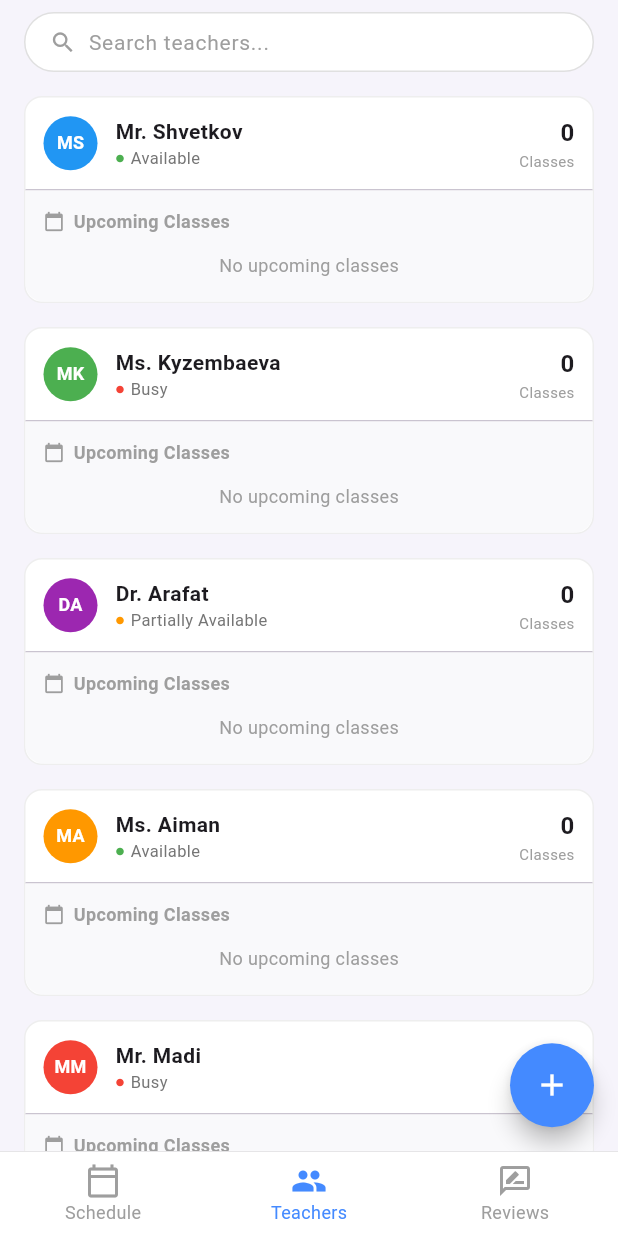
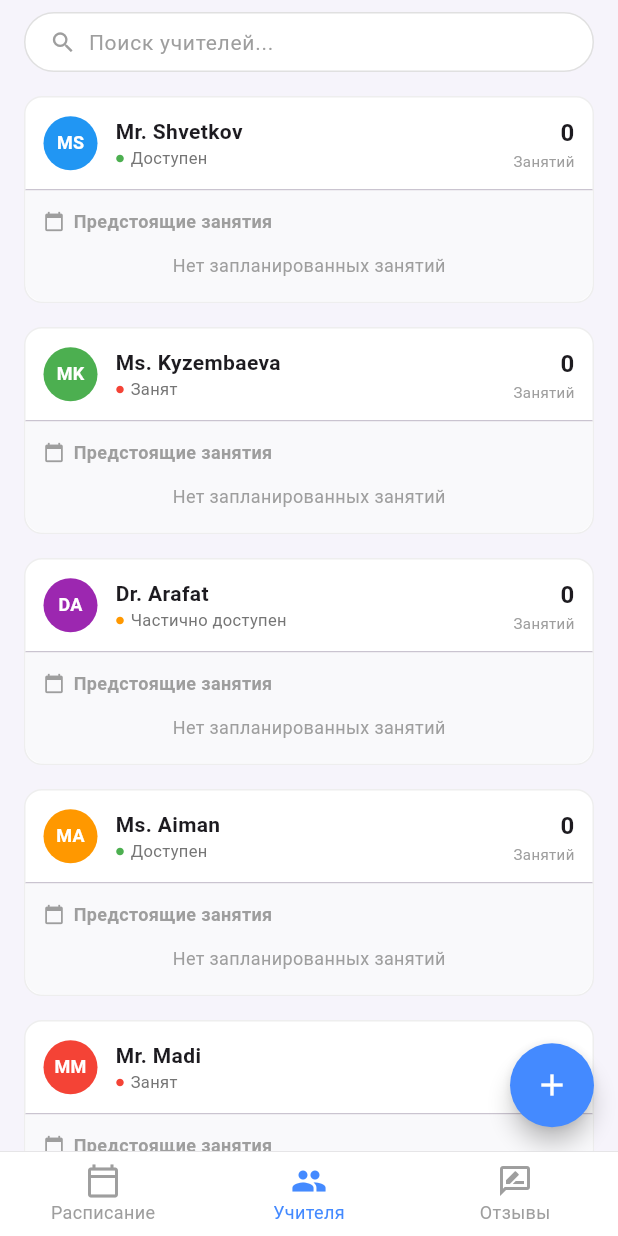
Before and after one commit to dkim50620-maker/kalendari, a Flutter app: the screen it shows after launch, item 2 of the bottom bar chosen, on a phone screen of 412 x 824 dp. Run offline on Flutter 3.47's test engine with Material 3 defaults, Android fonts, the phone set to English and light mode, and no system bars.

Commit message:
Initial Flutter project

```diff
--- a/lib/screens/main_screen.dart
+++ b/lib/screens/main_screen.dart
@@ -36,7 +36,6 @@ class _MainScreenState extends State<MainScreen> {
 
   @override
   Widget build(BuildContext context) {
-    // Список страниц для навигации
     final List<Widget> _pages = [
       ScheduleScreen(schedule: _schedule, onAddClass: _addClass),
       TeachersScreen(
@@ -66,17 +65,17 @@ class _MainScreenState extends State<MainScreen> {
             BottomNavigationBarItem(
               icon: Icon(Icons.calendar_today_outlined),
               activeIcon: Icon(Icons.calendar_today),
-              label: 'Schedule',
+              label: 'Расписание',
             ),
             BottomNavigationBarItem(
               icon: Icon(Icons.people_outline),
               activeIcon: Icon(Icons.people),
-              label: 'Teachers',
+              label: 'Учителя',
             ),
             BottomNavigationBarItem(
               icon: Icon(Icons.rate_review_outlined),
               activeIcon: Icon(Icons.rate_review),
-              label: 'Reviews',
+              label: 'Отзывы',
             ),
           ],
           selectedItemColor: Colors.blueAccent,
--- a/lib/screens/teachers_screen.dart
+++ b/lib/screens/teachers_screen.dart
@@ -19,7 +19,6 @@ class TeachersScreen extends StatefulWidget {
 class _TeachersScreenState extends State<TeachersScreen> {
   @override
   Widget build(BuildContext context) {
-    // Grouping classes by teacher
     final Map<String, List<ClassData>> teachersMap = {};
     for (var data in widget.allClassData) {
       teachersMap.putIfAbsent(data.teacher, () => []).add(data);
@@ -53,7 +52,7 @@ class _TeachersScreenState extends State<TeachersScreen> {
               Expanded(
                 child: TextField(
                   decoration: InputDecoration(
-                    hintText: 'Search teachers...',
+                    hintText: 'Поиск учителей...',
                     hintStyle: TextStyle(color: Colors.grey, fontSize: 14),
                     border: InputBorder.none,
                     isCollapsed: true,
@@ -94,11 +93,11 @@ class _TeachersScreenState extends State<TeachersScreen> {
   }
 
   String _getStatus(String name) {
-    if (name.contains('Shvetkov')) return 'Available';
-    if (name.contains('Kyzembaeva')) return 'Busy';
-    if (name.contains('Arafat')) return 'Partially Available';
-    if (name.contains('Aiman')) return 'Available';
-    return 'Busy';
+    if (name.contains('Shvetkov')) return 'Доступен';
+    if (name.contains('Kyzembaeva')) return 'Занят';
+    if (name.contains('Arafat')) return 'Частично доступен';
+    if (name.contains('Aiman')) return 'Доступен';
+    return 'Занят';
   }
 
   Color _getTeacherColor(int index) {
@@ -173,7 +172,7 @@ class _TeacherCard extends StatelessWidget {
                       '${classes.length}',
                       style: const TextStyle(fontWeight: FontWeight.bold, fontSize: 16),
                     ),
-                    const Text('Classes', style: TextStyle(fontSize: 10, color: Colors.grey)),
+                    const Text('Занятий', style: TextStyle(fontSize: 10, color: Colors.grey)),
                   ],
                 ),
               ],
@@ -198,7 +197,7 @@ class _TeacherCard extends StatelessWidget {
                     const Icon(Icons.calendar_today, size: 14, color: Colors.grey),
                     const SizedBox(width: 6),
                     const Text(
-                      'Upcoming Classes',
+                      'Предстоящие занятия',
                       style: TextStyle(fontSize: 12, fontWeight: FontWeight.bold, color: Colors.grey),
                     ),
                   ],
@@ -208,7 +207,7 @@ class _TeacherCard extends StatelessWidget {
                   const Padding(
                     padding: EdgeInsets.symmetric(vertical: 4.0),
                     child: Center(
-                      child: Text('No upcoming classes', style: TextStyle(fontSize: 12, color: Colors.grey)),
+                      child: Text('Нет запланированных занятий', style: TextStyle(fontSize: 12, color: Colors.grey)),
                     ),
                   )
                 else
@@ -218,7 +217,7 @@ class _TeacherCard extends StatelessWidget {
                       crossAxisAlignment: CrossAxisAlignment.start,
                       children: [
                         Text(c.student, style: const TextStyle(fontWeight: FontWeight.w600, fontSize: 13)),
-                        Text('${c.day} | ${c.start}-${c.end}', style: TextStyle(fontSize: 11, color: Colors.grey[600])),
+                        Text('${_translateDay(c.day)} | ${c.start}-${c.end}', style: TextStyle(fontSize: 11, color: Colors.grey[600])),
                       ],
                     ),
                   )),
@@ -230,36 +229,41 @@ class _TeacherCard extends StatelessWidget {
     );
   }
 
+  String _translateDay(String day) {
+    final map = {
+      'Monday': 'Пн',
+      'Tuesday': 'Вт',
+      'Wednesday': 'Ср',
+      'Thursday': 'Чт',
+      'Friday': 'Пт',
+      'Saturday': 'Сб',
+      'Sunday': 'Вс',
+    };
+    return map[day] ?? day;
+  }
+
   String _getInitials(String name) {
     try {
       List<String> parts = name.split(' ');
       if (parts.length >= 2) {
         String first = parts[0];
         String second = parts[1];
-
         String firstChar = "";
         if (first.contains('.')) {
           int dotIndex = first.indexOf('.');
           if (dotIndex + 1 < first.length) {
             firstChar = first[dotIndex + 1];
-          } else {
-             firstChar = first[0];
-          }
-        } else {
-          firstChar = first[0];
-        }
-
+          } else { firstChar = first[0]; }
+        } else { firstChar = first[0]; }
         return (firstChar + second[0]).toUpperCase();
       }
       return name.substring(0, 1).toUpperCase();
-    } catch (e) {
-      return "??";
-    }
+    } catch (e) { return "??"; }
   }
 
   Color _getStatusColor(String status) {
-    if (status == 'Available') return Colors.green;
-    if (status == 'Busy') return Colors.red;
+    if (status == 'Доступен') return Colors.green;
+    if (status == 'Занят') return Colors.red;
     return Colors.orange;
   }
 }
```
